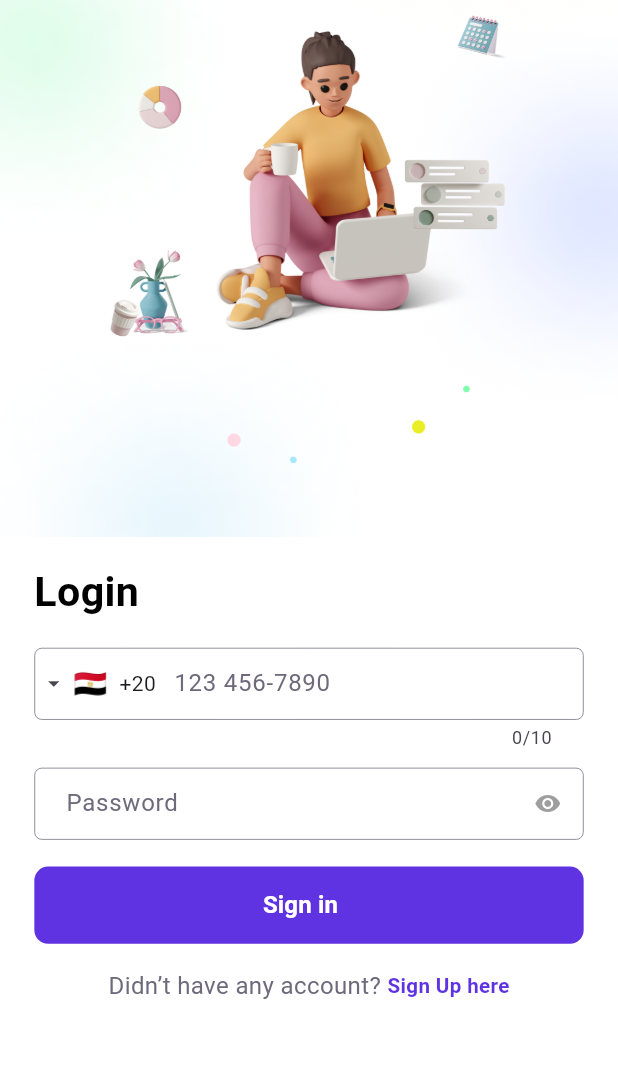
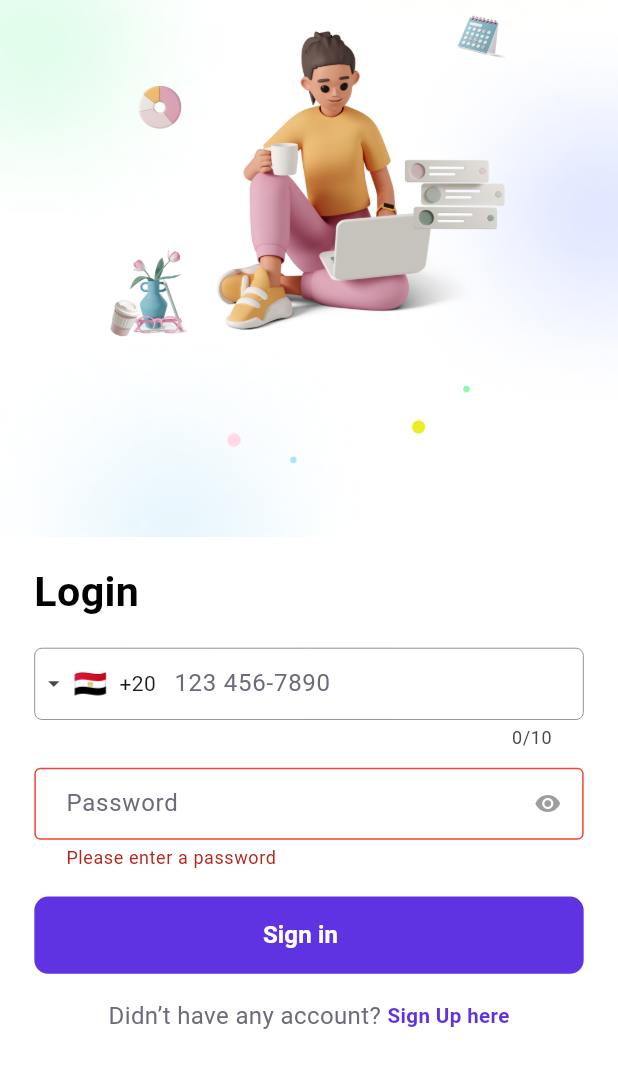
Before and after one commit to ahmedyosry433/Tasky-Flutter, a Flutter app: the screen it shows after launch, after a tap on "Sign in", on a phone screen of 412 x 824 dp. Shown: the top 1068 px of the screen. Run offline on Flutter 3.47's test engine with Material 3 defaults, Android fonts, the phone set to English and light mode, and no system bars; drawn by our look-alikes of intl_phone_field; our stand-ins replace bloc, dio, dotted_border, flutter_bloc, flutter_screenutil, get_it and 3 more.

Commit message:
login logic ✅

```diff
--- a/lib/Core/Dj/dependency_injection.dart
+++ b/lib/Core/Dj/dependency_injection.dart
@@ -2,10 +2,10 @@ import 'package:dio/dio.dart';
 import 'package:get_it/get_it.dart';
 import 'package:tasky/Core/Networking/api_service.dart';
 import 'package:tasky/Core/Networking/dio_factory.dart';
+import 'package:tasky/Features/Login/Data/Repo/login_repo.dart';
+import 'package:tasky/Features/Login/Logic/cubit/login_cubit.dart';
 import 'package:tasky/Features/Register/Data/Repo/register_repo.dart';
 import 'package:tasky/Features/Register/Logic/cubit/register_cubit.dart';
-
-
 
 final getIt = GetIt.instance;
 Future<void> setupGetit() async {
@@ -15,4 +15,7 @@ Future<void> setupGetit() async {
   // Register
   getIt.registerLazySingleton(() => RegisterRepo(apiService: getIt()));
   getIt.registerFactory<RegisterCubit>(() => RegisterCubit(getIt()));
+  // Login
+  getIt.registerLazySingleton(() => LoginRepo(getIt()));
+  getIt.registerFactory<LoginCubit>(() => LoginCubit(getIt()));
 }
--- a/lib/Core/Router/app_router.dart
+++ b/lib/Core/Router/app_router.dart
@@ -2,6 +2,7 @@ import 'package:flutter/material.dart';
 import 'package:flutter_bloc/flutter_bloc.dart';
 import 'package:tasky/Core/Dj/dependency_injection.dart';
 import 'package:tasky/Core/Router/routes.dart';
+import 'package:tasky/Features/Login/Logic/cubit/login_cubit.dart';
 import 'package:tasky/Features/Login/Ui/login_screen.dart';
 import 'package:tasky/Features/Onboarding/Ui/onboarding_screen.dart';
 import 'package:tasky/Features/Profile/Ui/profile_screen.dart';
@@ -27,7 +28,10 @@ class AppRouter {
         );
       case Routes.loginScreen:
         return MaterialPageRoute(
-          builder: (_) => const LoginScreen(),
+          builder: (_) => BlocProvider(
+            create: (context) => getIt<LoginCubit>(),
+            child: const LoginScreen(),
+          ),
         );
       case Routes.taskesScreen:
         return MaterialPageRoute(
--- /dev/null
+++ b/lib/Features/Login/Data/Model/login_model.dart
@@ -0,0 +1,20 @@
+class LoginModel {
+  final String phone;
+  final String password;
+
+  LoginModel({required this.phone, required this.password});
+
+  factory LoginModel.fromJson(Map<String, dynamic> json) {
+    return LoginModel(
+      phone: json['phone'],
+      password: json['password'],
+    );
+  }
+
+  Map<String, dynamic> toJson() {
+    return {
+      'phone': phone,
+      'password': password,
+    };
+  }
+}
--- /dev/null
+++ b/lib/Features/Login/Data/Repo/login_repo.dart
@@ -0,0 +1,11 @@
+import 'package:tasky/Core/Networking/api_service.dart';
+import 'package:tasky/Features/Login/Data/Model/login_model.dart';
+
+class LoginRepo {
+  ApiService _apiService;
+  LoginRepo(this._apiService);
+
+  Future loginRepo({required LoginModel loginModel}) async {
+    return await _apiService.login(loginModel: loginModel);
+  }
+}
--- /dev/null
+++ b/lib/Features/Login/Logic/cubit/login_cubit.dart
@@ -0,0 +1,33 @@
+import 'package:bloc/bloc.dart';
+import 'package:flutter/material.dart';
+import 'package:meta/meta.dart';
+import 'package:tasky/Core/Helper/shared_preferences_helper.dart';
+import 'package:tasky/Features/Login/Data/Model/login_model.dart';
+import 'package:tasky/Features/Login/Data/Repo/login_repo.dart';
+
+part 'login_state.dart';
+
+class LoginCubit extends Cubit<LoginState> {
+  LoginRepo _loginRepo;
+  LoginCubit(this._loginRepo) : super(LoginInitial());
+
+  TextEditingController phoneController = TextEditingController();
+  TextEditingController passwordController = TextEditingController();
+  final loginFormKey = GlobalKey<FormState>();
+
+  void loginCubit() async {
+    emit(LoginLoading());
+    try {
+      final response = await _loginRepo.loginRepo(
+        loginModel: LoginModel(
+            phone: phoneController.text, password: passwordController.text),
+      );
+      await SharedPreferencesHelper.setValueForKey(
+          'token', response["access_token"]);
+      emit(LoginSuccess());
+      phoneController.clear();
+    } catch (e) {
+      emit(LoginError(e.toString()));
+    }
+  }
+}
--- /dev/null
+++ b/lib/Features/Login/Logic/cubit/login_state.dart
@@ -0,0 +1,15 @@
+part of 'login_cubit.dart';
+
+@immutable
+sealed class LoginState {}
+
+final class LoginInitial extends LoginState {}
+
+final class LoginLoading extends LoginState {}
+
+final class LoginSuccess extends LoginState {}
+
+final class LoginError extends LoginState {
+  final String message;
+  LoginError(this.message);
+}
--- a/lib/Features/Login/Ui/login_screen.dart
+++ b/lib/Features/Login/Ui/login_screen.dart
@@ -1,4 +1,5 @@
 import 'package:flutter/material.dart';
+import 'package:flutter_bloc/flutter_bloc.dart';
 import 'package:flutter_screenutil/flutter_screenutil.dart';
 import 'package:intl_phone_field/intl_phone_field.dart';
 import 'package:tasky/Core/Helper/extensions.dart';
@@ -7,6 +8,7 @@ import 'package:tasky/Core/Router/routes.dart';
 import 'package:tasky/Core/Theme/style.dart';
 import 'package:tasky/Core/Widgets/app_text_button.dart';
 import 'package:tasky/Core/Widgets/app_text_form_field.dart';
+import 'package:tasky/Features/Login/Logic/cubit/login_cubit.dart';
 
 class LoginScreen extends StatefulWidget {
   const LoginScreen({super.key});
@@ -29,6 +31,7 @@ class _LoginScreenState extends State<LoginScreen> {
                   height: 300.h, width: double.infinity, fit: BoxFit.fitWidth),
               verticalSpace(14),
               Form(
+                key: BlocProvider.of<LoginCubit>(context).loginFormKey,
                 child: Column(
                   children: [
                     Padding(
@@ -49,11 +52,16 @@ class _LoginScreenState extends State<LoginScreen> {
                             ),
                             initialCountryCode: 'EG',
                             onChanged: (phone) {
-                              // print(phone.completeNumber);
+                              BlocProvider.of<LoginCubit>(context)
+                                  .phoneController
+                                  .text = phone.completeNumber;
                             },
                           ),
                           verticalSpace(10),
                           AppTextFormField(
+                            maxLines: 1,
+                            controller: BlocProvider.of<LoginCubit>(context)
+                                .passwordController,
                             hintText: "Password",
                             validator: (value) {
                               if (value == null || value.isEmpty) {
@@ -85,7 +93,7 @@ class _LoginScreenState extends State<LoginScreen> {
                               buttonText: "Sign in",
                               textStyle: TextStyles.font14WhiteSemiBold,
                               onPressed: () {
-                                context.pushNamed(Routes.loginScreen);
+                                login();
                               }),
                           verticalSpace(14),
                           Row(
@@ -105,6 +113,7 @@ class _LoginScreenState extends State<LoginScreen> {
                             ],
                           ),
                           verticalSpace(20),
+                          _buildBlocLisenner(context),
                         ],
                       ),
                     )
@@ -117,4 +126,40 @@ class _LoginScreenState extends State<LoginScreen> {
       ),
     );
   }
+
+  Widget _buildBlocLisenner(BuildContext context) {
+    return BlocListener<LoginCubit, LoginState>(
+        listenWhen: (previous, current) {
+          return previous != current;
+        },
+        listener: (context, state) {
+          if (state is LoginLoading) {
+            const Center(child: CircularProgressIndicator());
+          }
+          if (state is LoginSuccess) {
+            context.pushNamed(Routes.taskesScreen);
+          }
+          if (state is LoginError) {
+            ScaffoldMessenger.of(context).showSnackBar(
+              SnackBar(
+                content: Text(
+                  state.message,
+                  style: TextStyles.font14WhiteSemiBold,
+                ),
+                backgroundColor: Colors.red,
+              ),
+            );
+          }
+        },
+        child: const SizedBox());
+  }
+
+  void login() {
+    if (BlocProvider.of<LoginCubit>(context)
+        .loginFormKey
+        .currentState!
+        .validate()) {
+      BlocProvider.of<LoginCubit>(context).loginCubit();
+    }
+  }
 }
--- a/lib/Features/Register/Logic/cubit/register_cubit.dart
+++ b/lib/Features/Register/Logic/cubit/register_cubit.dart
@@ -42,7 +42,9 @@ class RegisterCubit extends Cubit<RegisterState> {
       await SharedPreferencesHelper.setValueForKey(
           'token', res['access_token']);
       emit(RegisterSuccess());
+      print("Error: ____________${phoneController.text}");
     } catch (e) {
+      print("Error: ____________${phoneController.text}");
       emit(RegisterError(errorMessage: e.toString()));
     }
   }
--- a/lib/Features/Register/Ui/register_screen.dart
+++ b/lib/Features/Register/Ui/register_screen.dart
@@ -60,14 +60,14 @@ class _RegisterScreenState extends State<RegisterScreen> {
                       ),
                       verticalSpace(14),
                       IntlPhoneField(
-                        controller: BlocProvider.of<RegisterCubit>(context)
-                            .phoneController,
                         decoration: DecorationStyle.inputDecoration.copyWith(
                           hintText: '123 456-7890',
                         ),
                         initialCountryCode: 'EG',
                         onChanged: (phone) {
-                          // print(phone.completeNumber);
+                          BlocProvider.of<RegisterCubit>(context)
+                              .phoneController
+                              .text = phone.completeNumber;
                         },
                       ),
                       AppTextFormField(
--- a/lib/tasky-app.dart
+++ b/lib/tasky-app.dart
@@ -18,7 +18,7 @@ class TaskyApp extends StatelessWidget {
           scaffoldBackgroundColor: Colors.white,
         ),
         debugShowCheckedModeBanner: false,
-        initialRoute: Routes.registerScreen,
+        initialRoute: Routes.loginScreen,
         onGenerateRoute: appRouter.onGenerateRoute,
       ),
     );
```
Also changed, not shown: lib/Core/Networking/api_service.dart (+15 -1 lines).
